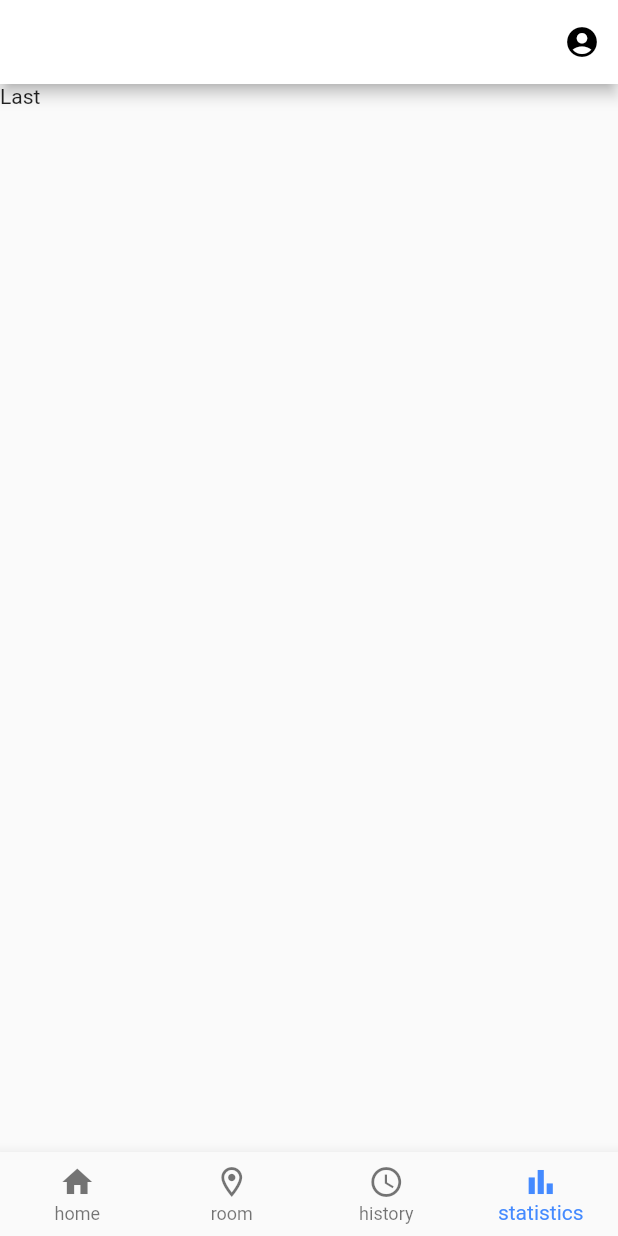
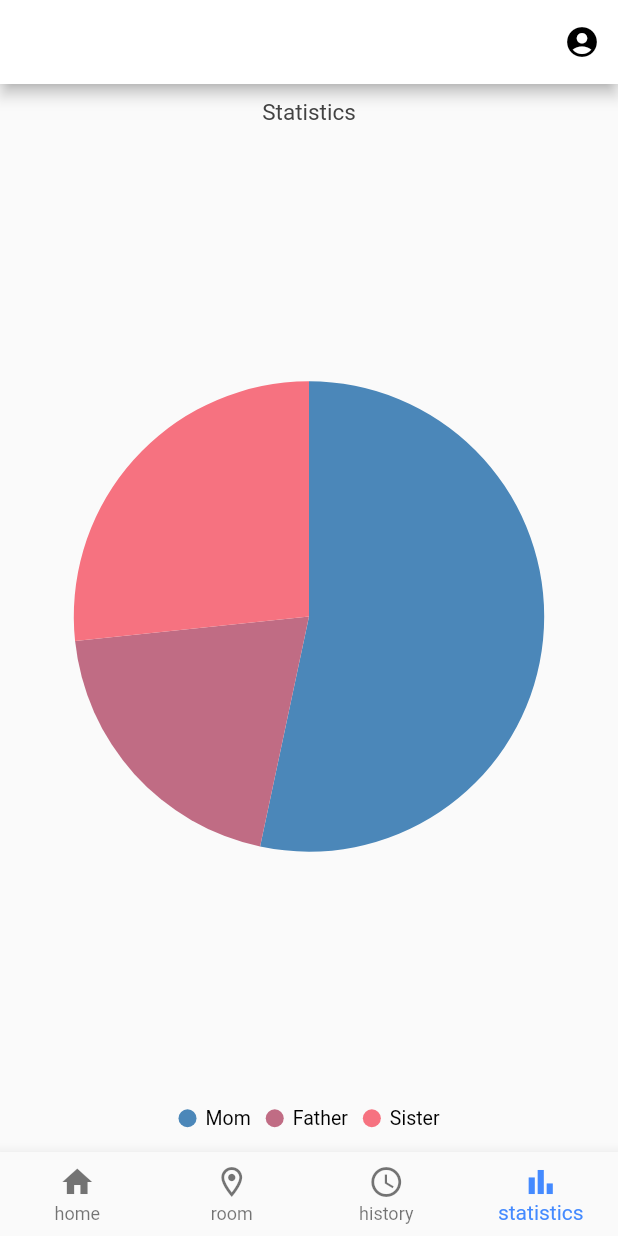
Before and after one commit to Moapp-group-13/TermProject, a Flutter app: the screen it shows after launch, item 4 of the bottom bar chosen, on a phone screen of 412 x 824 dp. Run offline on Flutter 3.47's test engine with Material 2 defaults, Android fonts, the phone set to English and light mode, and no system bars; our stand-ins replace syncfusion_flutter_charts.

Commit message:
chart페이지 완성

```diff
--- /dev/null
+++ b/lib/chart.dart
@@ -0,0 +1,74 @@
+import 'package:flutter/material.dart';
+import 'package:syncfusion_flutter_charts/charts.dart';
+
+void main() => runApp(const MyApp());
+
+class MyApp extends StatelessWidget {
+  const MyApp({Key? key}) : super(key: key);
+
+  static const String _title = 'Log In';
+
+  @override
+  Widget build(BuildContext context) {
+    return MaterialApp(
+      title: _title,
+      home: Scaffold(
+        appBar: AppBar(title: const Text(_title)),
+        body: const ChartPage(),
+      ),
+    );
+  }
+}
+
+
+class ChartPage extends StatefulWidget {
+  const ChartPage({Key? key}) : super(key: key);
+
+  @override
+  _ChartPage createState() => _ChartPage();
+}
+
+class _ChartPage extends State<ChartPage> {
+  late List<CleaningChart> _charData;
+  @override
+  void initState(){
+    _charData = getChartData();
+    super.initState();
+  }
+  @override
+  Widget build(BuildContext context) {
+    return Scaffold(
+      body: SafeArea(
+          child: Scaffold(
+            body: SfCircularChart(
+              title: ChartTitle(text: 'Statistics'),
+              legend: (Legend(isVisible: true, overflowMode: LegendItemOverflowMode.wrap)),
+              series: <CircularSeries>[
+                PieSeries<CleaningChart , String>(
+                    dataSource: _charData,
+                    xValueMapper: (CleaningChart data,_)=> data.name,
+                    yValueMapper: (CleaningChart data,_)=> data.cleaning,
+                    //dataLabelSettings: const DataLabelSettings(isVisible: true)   //숫자 말고 이름으로
+                )
+              ],),
+          )),
+    );
+  }
+
+  List<CleaningChart> getChartData(){
+    final List<CleaningChart> chartData = [
+      CleaningChart('Mom', 8),
+      CleaningChart('Father', 3),
+      CleaningChart('Sister', 4),
+    ];
+    return chartData;
+  }
+}
+
+class CleaningChart{
+  CleaningChart(this.name, this. cleaning);
+  final String name;
+  final int cleaning;
+}
+
+//Dynamic update 구현
--- a/lib/main.dart
+++ b/lib/main.dart
@@ -2,13 +2,13 @@ import 'package:flutter/material.dart';
 import 'package:termproject/member.dart';
 import 'package:termproject/login.dart';
 import 'package:termproject/room.dart';
-
+import 'package:termproject/chart.dart';
 
 final List<Widget> pages = <Widget>[
   const MemberPage(),
   LoginPage(),
   ThirdPage(),
-  LastPage(),
+  ChartPage(),
 ];
 /* 페이지 실행시 2~4번째 지우고 본인 페이지 넣어주세요 */
 void main() {
--- a/lib/member.dart
+++ b/lib/member.dart
@@ -90,18 +90,19 @@ class _ThirdPageState extends State<ThirdPage> {
     );
   }
 }
-class LastPage extends StatefulWidget {
-  const LastPage({Key? key}) : super(key: key);
-
-  @override
-  State<LastPage> createState() => _LastPageState();
-}
-
-class _LastPageState extends State<LastPage> {
-  @override
-  Widget build(BuildContext context) {
-    return Container(
-      child: Text('Last'),
-    );
-  }
-}
+// class LastPage extends StatefulWidget {
+//   const LastPage({Key? key}) : super(key: key);
+//
+//   @override
+//   State<LastPage> createState() => _LastPageState();
+// }
+//
+// class _LastPageState extends State<LastPage> {
+//   @override
+//   Widget build(BuildContext context) {
+//     return Container(
+//       child: Text('Last'),
+//     );
+//   }
+// }
+//
--- a/pubspec.yaml
+++ b/pubspec.yaml
@@ -36,6 +36,7 @@ dependencies:
   # The following adds the Cupertino Icons font to your application.
   # Use with the CupertinoIcons class for iOS style icons.
   cupertino_icons: ^1.0.2
+  syncfusion_flutter_charts: ^20.3.57
 
 dev_dependencies:
   flutter_test:
```
Also changed, not shown: pubspec.lock.
